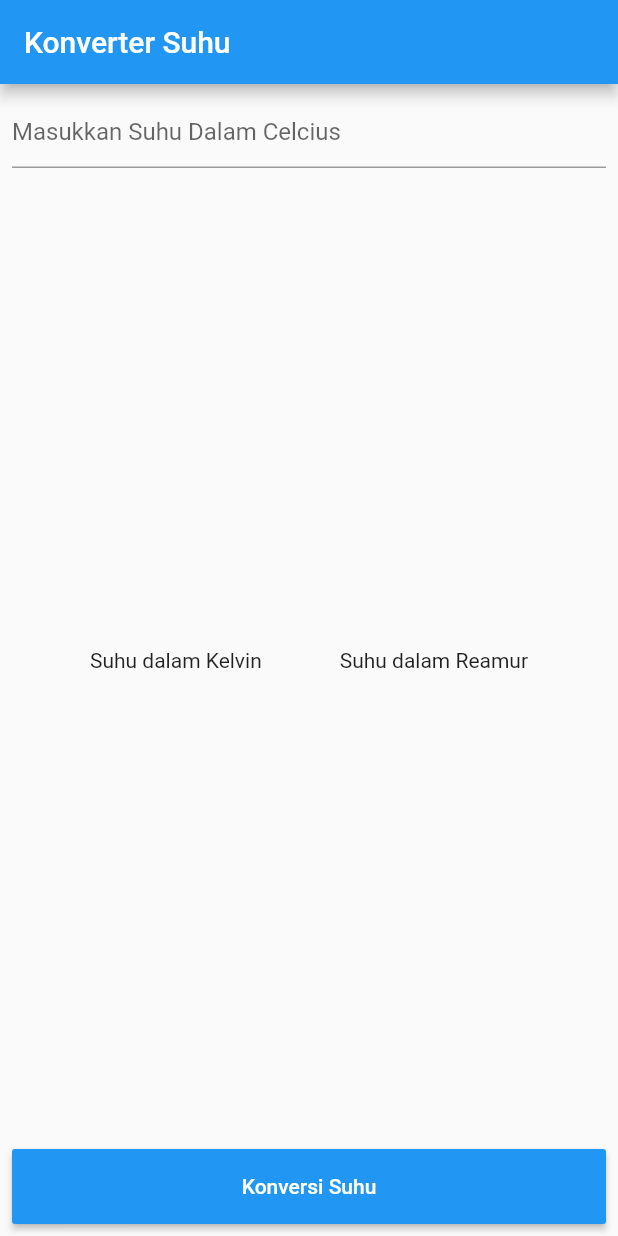
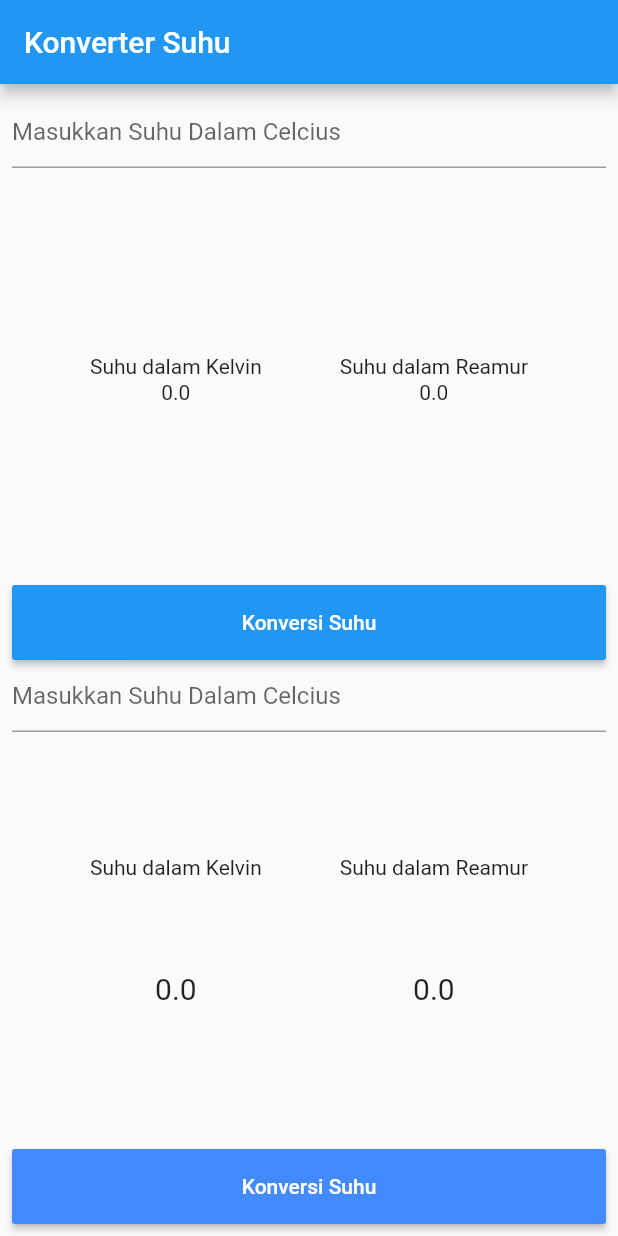
Before and after one commit to chafidhoturrochimah/flutter_aplikasi_statefull_widget, a Flutter app: the screen it shows after launch, on a phone screen of 412 x 824 dp. Run offline on Flutter 3.47's test engine with Material 2 defaults, Android fonts, the phone set to English and light mode, and no system bars.

Commit message:
update konverter suhu

```diff
--- /dev/null
+++ b/lib/convert.dart
@@ -0,0 +1,25 @@
+import 'package:flutter/material.dart';
+
+//Berisi button dan reference ke function yang digunakan untuk
+//melakukan setState().
+
+class Convert extends StatelessWidget {
+
+  final Function konvertHandler;
+  Convert({Key key, @required this.konvertHandler});
+
+  @override
+  Widget build(BuildContext context) {
+    return Container(
+      width: double.infinity,
+      height: 50,
+      // ignore: deprecated_member_use
+      child: RaisedButton(
+        onPressed: konvertHandler,
+        color: Colors.blueAccent,
+        textColor: Colors.white,
+        child: Text("Konversi Suhu"),
+      ),
+    );
+  }
+}
--- /dev/null
+++ b/lib/input.dart
@@ -0,0 +1,24 @@
+import 'package:flutter/material.dart';
+import 'package:flutter/services.dart';
+
+//Berisi widget hasil konversi yang memiliki variabel nama dan hasil.
+
+class Input extends StatelessWidget {
+
+  const Input({
+    Key key,
+    @required this.etInput,
+  }) : super(key: key);
+
+  final TextEditingController etInput;
+
+  @override
+  Widget build(BuildContext context) {
+    return TextFormField(
+      decoration: InputDecoration(hintText: "Masukkan Suhu Dalam Celcius"),
+      inputFormatters: [FilteringTextInputFormatter.digitsOnly],
+      controller: etInput,
+      keyboardType: TextInputType.number,
+    );
+  }
+}
--- a/lib/main.dart
+++ b/lib/main.dart
@@ -1,11 +1,35 @@
 import 'package:flutter/material.dart';
 import 'package:flutter/services.dart';
+import 'package:flutter_aplikasi_statefull_widget/convert.dart';
+import 'package:flutter_aplikasi_statefull_widget/input.dart';
+import 'package:flutter_aplikasi_statefull_widget/result.dart';
 
 void main() {
   runApp(MyApp());
 }
 
-class MyApp extends StatelessWidget {
+class MyApp extends StatefulWidget {
+  @override
+  _MyAppState createState() => _MyAppState();
+}
+
+class _MyAppState extends State<MyApp> {
+  //controller
+  TextEditingController etInput = new TextEditingController();
+
+  //variabel berubah
+  double _inputUser = 0;
+  double _kelvin = 0;
+  double _reamur = 0;
+
+  void _konversiSuhu(){
+    setState(() {
+      _inputUser = double.parse(etInput.text);
+      _kelvin = _inputUser + 273;
+      _reamur = _inputUser * (4/5);
+    });
+  }
+
   // This widget is the root of your application.
   @override
   Widget build(BuildContext context) {
@@ -24,14 +48,10 @@ class MyApp extends StatelessWidget {
             child: Column(
               children: [
                 TextFormField(
+                  decoration: InputDecoration(hintText: "Masukkan Suhu Dalam Celcius"),
+                  inputFormatters: [FilteringTextInputFormatter.digitsOnly],
+                  controller: etInput,
                   keyboardType: TextInputType.number,
-                  inputFormatters: <TextInputFormatter>[
-                    // ignore: deprecated_member_use
-                    WhitelistingTextInputFormatter.digitsOnly
-                  ],//Only numbers can be entered
-                  decoration: InputDecoration(
-                    hintText: 'Masukkan Suhu Dalam Celcius',
-                  ),
                 ),
 
                 Expanded(
@@ -44,7 +64,7 @@ class MyApp extends StatelessWidget {
                           Text('Suhu dalam Kelvin',
                           style: TextStyle(height: 1.5)
                           ),
-                          //Text('$_kelvin', style: TextStyle(fontSize: 20)),
+                          Text('$_kelvin'),
                         ],
                       ),
 
@@ -54,7 +74,7 @@ class MyApp extends StatelessWidget {
                           Text('Suhu dalam Reamur',
                           style: TextStyle(height: 1.5)
                           ),
-                          //Text('$_reamur', style: TextStyle(fontSize: 20)),
+                          Text('$_reamur'),
                         ],
                       ),
                     ],
@@ -67,18 +87,21 @@ class MyApp extends StatelessWidget {
                   child: (
                     // ignore: deprecated_member_use
                     RaisedButton(
-                      onPressed: (){},
+                      onPressed: _konversiSuhu,
                       color: Colors.blue,
                       hoverColor: Colors.blueGrey,
                       textColor: Colors.white,
                       child: const Text('Konversi Suhu'),
                     )
                   ),
-                )
-            ],
+                ),
+                Input(etInput: etInput),
+                Result(kelvin: _kelvin, reamur: _reamur),
+                Convert(konvertHandler: _konversiSuhu),
+              ],
+            ),
           ),
-        ),
-      )
-    );
+        )
+      );
   }
 }
--- /dev/null
+++ b/lib/result.dart
@@ -0,0 +1,42 @@
+import 'package:flutter/material.dart';
+
+class Result extends StatelessWidget {
+
+  const Result({
+    Key key,
+    double kelvin,
+    double reamur,
+  }) : _kelvin = kelvin,
+       _reamur = reamur,
+       super(key: key);
+
+  final double _kelvin;
+  final double _reamur;
+
+  @override
+  Widget build(BuildContext context) {
+    return Expanded(
+      child: Row(
+        mainAxisAlignment: MainAxisAlignment.spaceEvenly,
+        children: <Widget>[
+          Column(
+            mainAxisAlignment: MainAxisAlignment.center,
+            children: <Widget> [
+              Text('Suhu dalam Kelvin',
+              style: TextStyle(height: 1.5)),
+              Text('$_kelvin', style: TextStyle(height: 5, fontSize: 20)),
+            ],
+          ),
+
+          Column(
+            mainAxisAlignment: MainAxisAlignment.center,
+            children: <Widget> [
+              Text('Suhu dalam Reamur', style: TextStyle(height: 1.5)),
+              Text('$_reamur', style: TextStyle(height: 5, fontSize: 20)),
+            ],
+          ),
+        ]
+      )
+    );
+  }
+}
```
